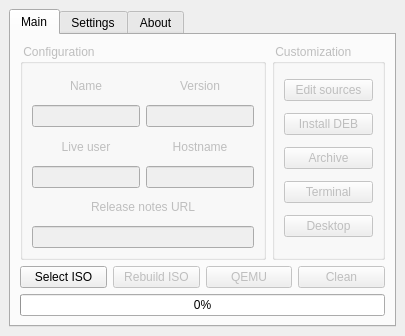
First picture: the form in src/gui.ui, repository kamilion/customizer, before the edit.
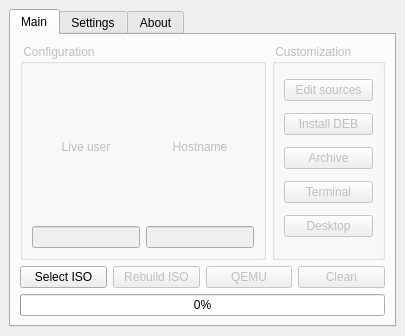
Second picture: the form after the edit. Icons and pictures are not drawn.

Commit message: drop some unnecessary GUI widgets that are not (or shouldn't) be used

```diff
--- a/src/gui.ui
+++ b/src/gui.ui
@@ -54,7 +54,7 @@
            <string> Configuration </string>
           </property>
           <layout class="QGridLayout" name="gridLayout_4">
-           <item row="3" column="1">
+           <item row="1" column="1">
             <widget class="QLabel" name="label_11">
              <property name="text">
               <string>Hostname</string>
@@ -64,36 +64,13 @@
              </property>
             </widget>
            </item>
-           <item row="0" column="1">
-            <widget class="QLabel" name="label_8">
-             <property name="text">
-              <string>Version</string>
-             </property>
-             <property name="alignment">
-              <set>Qt::AlignCenter</set>
-             </property>
-            </widget>
-           </item>
-           <item row="5" column="0" colspan="2">
-            <widget class="QLabel" name="label_9">
-             <property name="text">
-              <string>Release notes URL</string>
-             </property>
-             <property name="alignment">
-              <set>Qt::AlignCenter</set>
-             </property>
-            </widget>
-           </item>
-           <item row="4" column="0">
+           <item row="2" column="0">
             <widget class="QLineEdit" name="lineEdit_5"/>
            </item>
-           <item row="4" column="1">
-            <widget class="QLineEdit" name="lineEdit_6"/>
-           </item>
            <item row="2" column="1">
-            <widget class="QLineEdit" name="lineEdit_4"/>
+            <widget class="QLineEdit" name="lineEdit_6"/>
            </item>
-           <item row="3" column="0">
+           <item row="1" column="0">
             <widget class="QLabel" name="label_10">
              <property name="text">
               <string>Live user</string>
@@ -103,22 +80,6 @@
              </property>
             </widget>
            </item>
-           <item row="2" column="0">
-            <widget class="QLineEdit" name="lineEdit_3"/>
-           </item>
-           <item row="6" column="0" colspan="2">
-            <widget class="QLineEdit" name="lineEdit_7"/>
-           </item>
-           <item row="0" column="0">
-            <widget class="QLabel" name="label_7">
-             <property name="text">
-              <string>Name</string>
-             </property>
-             <property name="alignment">
-              <set>Qt::AlignCenter</set>
-             </property>
-            </widget>
-           </item>
           </layout>
          </widget>
         </item>
```
Left out of the diff: 4 changed lines with no effect on the pictures. The commit also changes 1 other file.
